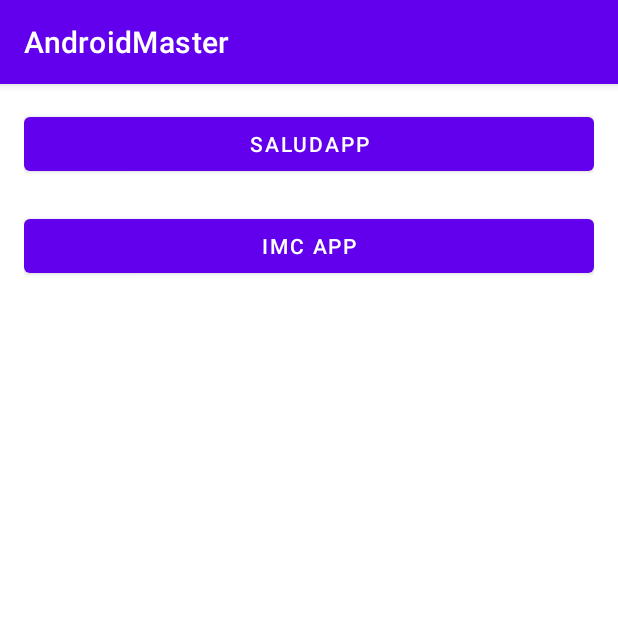
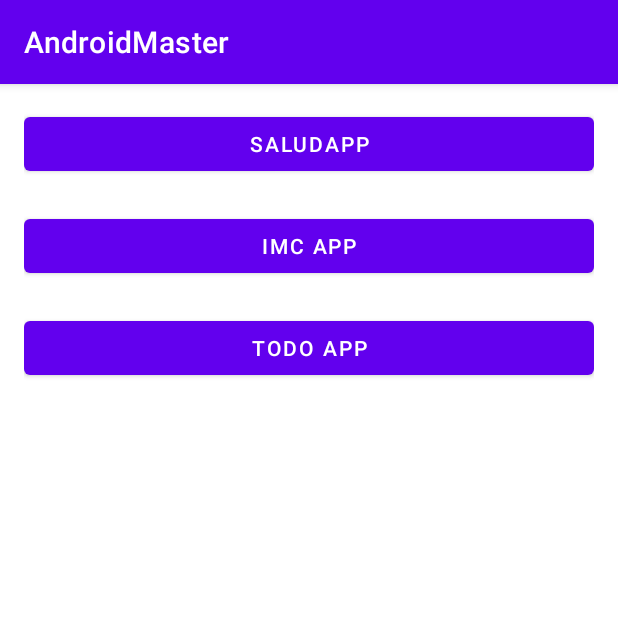
Before and after one commit to benitezrafa/Kotlin_Master, an Android app: the screen it shows after launch (MenuActivity), on a phone screen of 412 x 824 dp, the top half of it. Run offline under Robolectric (Android 15) with nearby library versions, the phone set to English and light mode, and no system bars.

Commit message:
Inicio de la tercera aplicación en kotlin, utilizando RecycleView.

```diff
--- a/app/src/main/AndroidManifest.xml
+++ b/app/src/main/AndroidManifest.xml
@@ -12,6 +12,10 @@
         android:supportsRtl="true"
         android:theme="@style/Theme.AndroidMaster"
         tools:targetApi="31">
+        <activity
+            android:name=".todoapp.TodoActivity"
+            android:theme="@style/Theme.TODOApp"
+            android:exported="false" />
         <activity
             android:name=".imccalculator.ResultIMCActivity"
             android:exported="false" />
--- a/app/src/main/java/com/benitezrafa/androidmaster/MenuActivity.kt
+++ b/app/src/main/java/com/benitezrafa/androidmaster/MenuActivity.kt
@@ -7,6 +7,7 @@ import android.widget.Button
 import com.benitezrafa.androidmaster.firstapp.FirstAppActivity
 import com.benitezrafa.androidmaster.firstapp.ResultActivity
 import com.benitezrafa.androidmaster.imccalculator.ImcCalculatorActivity
+import com.benitezrafa.androidmaster.todoapp.TodoActivity
 
 class MenuActivity : AppCompatActivity() {
     override fun onCreate(savedInstanceState: Bundle?) {
@@ -14,9 +15,16 @@ class MenuActivity : AppCompatActivity() {
         setContentView(R.layout.activity_menu)
         val btnSaludApp = findViewById<Button>(R.id.btnSaludApp)
         val btnImcApp = findViewById<Button>(R.id.btnImcApp)
+        val btnTODO = findViewById<Button>(R.id.btnTODO)
 
-        btnSaludApp.setOnClickListener{navigateToSaludApp() }
-        btnImcApp.setOnClickListener{navigateToImcApp()}
+        btnSaludApp.setOnClickListener { navigateToSaludApp() }
+        btnImcApp.setOnClickListener { navigateToImcApp() }
+        btnTODO.setOnClickListener { navigateToTodoApp() }
+    }
+
+    private fun navigateToTodoApp() {
+        val intent = Intent(this, TodoActivity::class.java)
+        startActivity(intent)
     }
 
     private fun navigateToImcApp() {
@@ -24,7 +32,7 @@ class MenuActivity : AppCompatActivity() {
         startActivity(intent)
     }
 
-    private fun navigateToSaludApp(){
+    private fun navigateToSaludApp() {
         val intent = Intent(this, FirstAppActivity::class.java)
         startActivity(intent)
     }
--- a/app/src/main/java/com/benitezrafa/androidmaster/imccalculator/ResultIMCActivity.kt
+++ b/app/src/main/java/com/benitezrafa/androidmaster/imccalculator/ResultIMCActivity.kt
@@ -44,7 +44,7 @@ class ResultIMCActivity : AppCompatActivity() {
                 tvDescription.text = getString(R.string.description_peso_normal)
             }
 
-            in 025.00..29.99 -> {//Sobrepeso
+            in 25.00..29.99 -> {//Sobrepeso
                 tvResult.text = getString(R.string.title_sobrepeso)
                 tvResult.setTextColor(ContextCompat.getColor(this, R.color.sobrepeso))
                 tvDescription.text = getString(R.string.description_sobrepeso)
--- a/app/src/main/res/layout/activity_menu.xml
+++ b/app/src/main/res/layout/activity_menu.xml
@@ -22,4 +22,11 @@
         android:layout_height="wrap_content"
         android:layout_marginTop="20dp"
         android:text="IMC App" />
+
+    <Button
+        android:id="@+id/btnTODO"
+        android:layout_width="match_parent"
+        android:layout_height="wrap_content"
+        android:layout_marginTop="20dp"
+        android:text="TODO APP" />
 </LinearLayout>
--- a/app/src/main/res/values/themes.xml
+++ b/app/src/main/res/values/themes.xml
@@ -13,4 +13,19 @@
         <item name="android:statusBarColor">?attr/colorPrimaryVariant</item>
         <!-- Customize your theme here. -->
     </style>
+
+    <style name="Theme.TODOApp" parent="Theme.MaterialComponents.DayNight.NoActionBar">
+        <!-- Primary brand color. -->
+        <item name="colorPrimary">@color/purple_500</item>
+        <item name="colorPrimaryVariant">@color/purple_700</item>
+        <item name="colorOnPrimary">@color/white</item>
+        <!-- Secondary brand color. -->
+        <item name="colorSecondary">@color/teal_200</item>
+        <item name="colorSecondaryVariant">@color/teal_700</item>
+        <item name="colorOnSecondary">@color/black</item>
+        <!-- Status bar color. -->
+        <item name="android:statusBarColor">@color/todo_background_todo_app</item>
+        <!-- Customize your theme here. -->
+    </style>
+
 </resources>
--- a/build.gradle
+++ b/build.gradle
@@ -1,6 +1,6 @@
 // Top-level build file where you can add configuration options common to all sub-projects/modules.
 plugins {
-    id 'com.android.application' version '8.0.2' apply false
-    id 'com.android.library' version '8.0.2' apply false
+    id 'com.android.application' version '8.1.0' apply false
+    id 'com.android.library' version '8.1.0' apply false
     id 'org.jetbrains.kotlin.android' version '1.8.20' apply false
 }
```
Also changed, not shown: app/src/main/java/com/benitezrafa/androidmaster/todoapp/CategoriesAdapter.kt (added, +18 -0 lines), app/src/main/java/com/benitezrafa/androidmaster/todoapp/CategoriesViewHolder.kt (added, +8 -0 lines), app/src/main/java/com/benitezrafa/androidmaster/todoapp/TaskCategory.kt (added, +7 -0 lines), app/src/main/java/com/benitezrafa/androidmaster/todoapp/TodoActivity.kt (added, +27 -0 lines), app/src/main/res/layout/activity_todo.xml (added, +36 -0 lines), app/src/main/res/layout/item_task_category.xml (added, +33 -0 lines), app/src/main/res/values/colors.xml (+13 -0 lines), app/src/main/res/values/strings.xml (+14 -0 lines).
